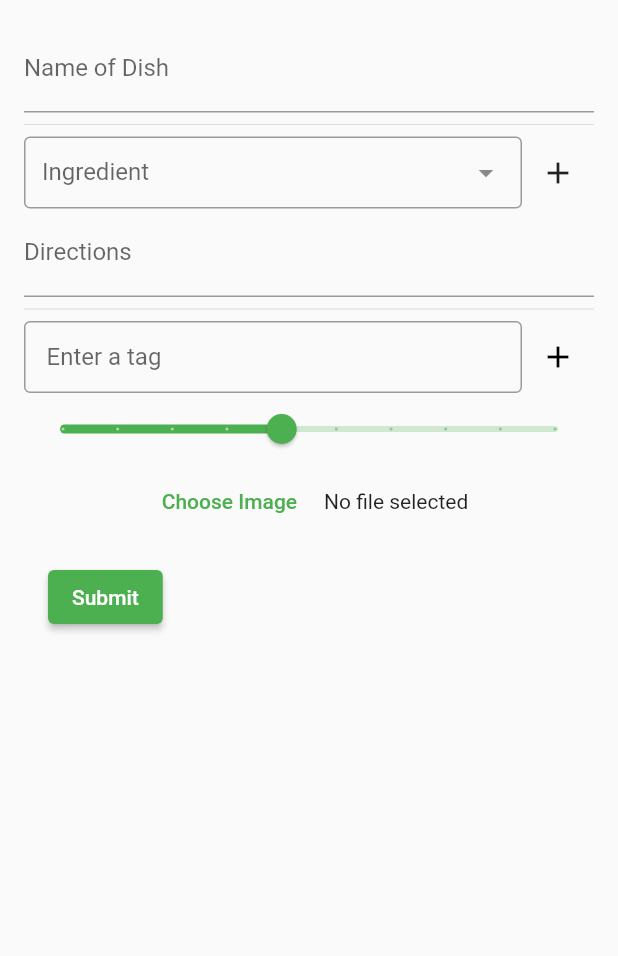
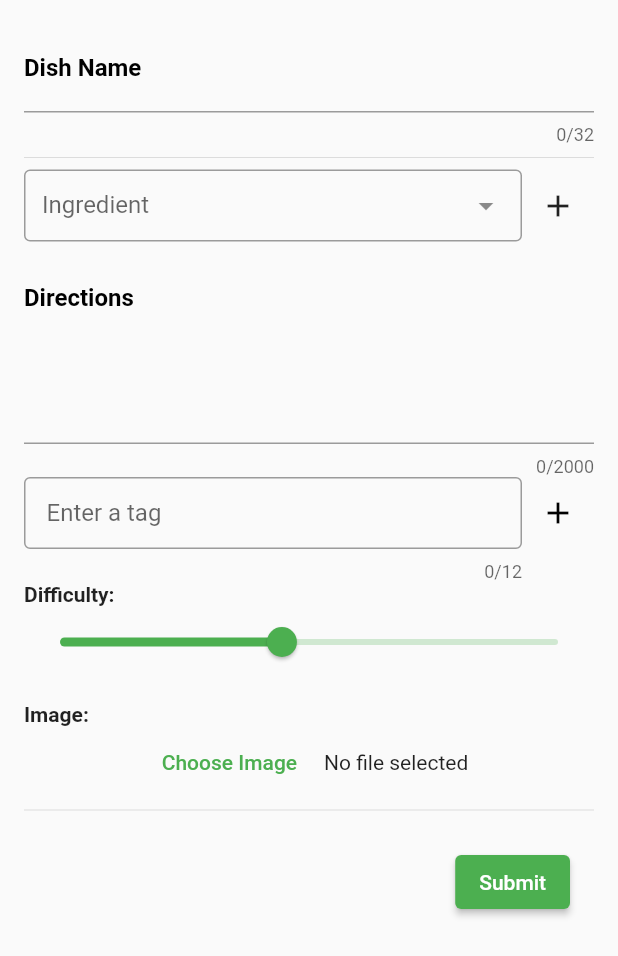
Before and after one commit to canyon-online/Pantry-Pal, a Flutter app: the CreateView widget shown alone on an empty page, opened directly, on a phone screen of 412 x 824 dp. Shown: the top 956 px of the screen. Run offline on Flutter 3.47's test engine with Material 2 defaults, Android fonts, the phone set to English and light mode, and no system bars; drawn by our look-alikes of dropdown_search; our stand-ins replace google_sign_in, image_picker, like_button, shared_preferences; accounts and stored records are empty.

Commit message:
Updated recipe card modal and create view

```diff
--- a/client/lib/models/Recipe.dart
+++ b/client/lib/models/Recipe.dart
@@ -4,7 +4,7 @@ class Recipe {
   final String recipeId;
   final String author;
   final String name;
-  List<Ingredient> ingredients;
+  final List<String> ingredients;
   final String directions;
   final List<String> tags;
   final String image;
@@ -17,7 +17,7 @@ class Recipe {
       this.name = 'New Dish',
       this.author = 'Pantry Pal',
       this.directions = 'There are no directions.',
-      this.ingredients = const <Ingredient>[],
+      this.ingredients = const <String>[],
       this.favorites = 0,
       this.difficulty = 1,
       this.hits = 0,
@@ -31,6 +31,7 @@ class Recipe {
   }
 
   factory Recipe.fromMap(Map<String, dynamic> data) {
+    print(data['ingredients']);
     return Recipe(
       recipeId: data['_id'],
       name: data['name'],
@@ -39,7 +40,12 @@ class Recipe {
       favorites: data['numFavorites'],
       hits: data['numHits'],
       image: data['image'],
+      // ingredients: data['ingredients']
+      //     .map<Ingredient>((item) => Ingredient.fromJson(item))
+      //     .toList(),
       tags: data['tags'].map<String>((item) => item.toString()).toList(),
+      ingredients:
+          data['ingredients'].map<String>((item) => item.toString()).toList(),
       difficulty: data['difficulty'],
     );
   }
--- a/client/lib/widgets/CreateView.dart
+++ b/client/lib/widgets/CreateView.dart
@@ -36,8 +36,12 @@ class CreateViewState extends State<CreateView> {
   Widget _buildNameField() {
     return TextFormField(
       controller: _name,
+      maxLength: 32,
       textInputAction: TextInputAction.next,
-      decoration: InputDecoration(labelText: 'Name of Dish'),
+      decoration: InputDecoration(
+          labelText: 'Dish Name',
+          labelStyle: TextStyle(
+              fontWeight: FontWeight.bold, color: Colors.black, fontSize: 16)),
       // The validator receives the text that the user has entered.
       validator: (value) {
         if (value == null || value.isEmpty) {
@@ -51,11 +55,16 @@ class CreateViewState extends State<CreateView> {
   Widget _buildInstructionsField() {
     return TextFormField(
       controller: _directions,
+      maxLength: 2000,
       textInputAction: TextInputAction.done,
       keyboardType: TextInputType.multiline,
-      minLines: 1,
-      maxLines: 5,
-      decoration: InputDecoration(labelText: 'Directions'),
+      minLines: 5,
+      maxLines: 10,
+      decoration: InputDecoration(
+          labelText: 'Directions',
+          alignLabelWithHint: true,
+          labelStyle: TextStyle(
+              fontWeight: FontWeight.bold, color: Colors.black, fontSize: 16)),
       // The validator receives the text that the user has entered.
       validator: (value) {
         if (value == null || value.isEmpty) {
@@ -71,7 +80,7 @@ class CreateViewState extends State<CreateView> {
       value: _currentSliderValue,
       min: 1,
       max: 10,
-      divisions: 9,
+      divisions: 200,
       label: _currentSliderValue.round().toString(),
       onChanged: (double value) {
         setState(() {
@@ -131,13 +140,18 @@ class CreateViewState extends State<CreateView> {
             Divider(),
             IngredientField(controller: _ingredients),
             _buildInstructionsField(),
-            Divider(),
             TagField(controller: _tags),
+            Text('Difficulty:', style: TextStyle(fontWeight: FontWeight.bold)),
             _buildSlider(),
+            SizedBox(height: 16),
+            Text('Image:', style: TextStyle(fontWeight: FontWeight.bold)),
             ImageButton(
               controller: _image,
             ),
-            _buildSubmitButton(context)
+            Divider(),
+            Align(
+                alignment: Alignment.bottomRight,
+                child: _buildSubmitButton(context))
           ],
         ),
       ),
--- a/client/lib/widgets/TagField.dart
+++ b/client/lib/widgets/TagField.dart
@@ -19,6 +19,7 @@ class TagFieldState extends State<TagField> {
   Widget _buildTextField() {
     return TextFormField(
         keyboardType: TextInputType.text,
+        maxLength: 12,
         controller: _tag,
         // textInputAction: TextInputAction.next,
         decoration: const InputDecoration(
@@ -32,7 +33,10 @@ class TagFieldState extends State<TagField> {
   build(BuildContext context) {
     return Container(
       child: Column(children: [
-        Row(children: [
+        Row(
+            mainAxisAlignment: MainAxisAlignment.start,
+            crossAxisAlignment: CrossAxisAlignment.start,
+            children: [
               Expanded(child: _buildTextField()),
               IconButton(
                 icon: Icon(
@@ -51,16 +55,15 @@ class TagFieldState extends State<TagField> {
                 },
               )
             ]),
-        Container(
-          height: widget.controller.list.length * 50 < 150
-              ? widget.controller.list.length * 50
-              : 150,
-          child: ListView.builder(
-              itemCount: widget.controller.list.length,
-              shrinkWrap: true,
-              itemBuilder: (context, index) {
-                var item = widget.controller.list.elementAt(index);
-                return Row(children: [
+        Wrap(
+          spacing: 5,
+          runSpacing: -15,
+          children: widget.controller.list
+              .map((item) => Wrap(
+                      spacing: -10,
+                      runSpacing: -10,
+                      crossAxisAlignment: WrapCrossAlignment.center,
+                      children: [
                         TextPill(item),
                         IconButton(
                           icon: const Icon(Icons.remove),
@@ -71,8 +74,8 @@ class TagFieldState extends State<TagField> {
                             });
                           },
                         )
-                ]);
-              }),
+                      ]))
+              .toList(),
         )
       ]),
     );
--- a/client/lib/widgets/TextPill.dart
+++ b/client/lib/widgets/TextPill.dart
@@ -2,7 +2,8 @@ import 'package:flutter/material.dart';
 
 class TextPill extends StatelessWidget {
   final String text;
-  const TextPill(this.text);
+  final double size;
+  const TextPill(this.text, {this.size = 14});
 
   @override
   Widget build(BuildContext context) {
@@ -17,7 +18,7 @@ class TextPill extends StatelessWidget {
           padding: EdgeInsets.fromLTRB(2, 0, 2, 0),
           child: Text(
             text,
-            style: TextStyle(color: Colors.white, fontSize: 14),
+            style: TextStyle(color: Colors.white, fontSize: size),
           )),
     );
   }
```
Also changed, not shown: client/lib/widgets/RecipeModal.dart (+47 -1 lines). Lines whose indentation alone changed are shown as unchanged.
